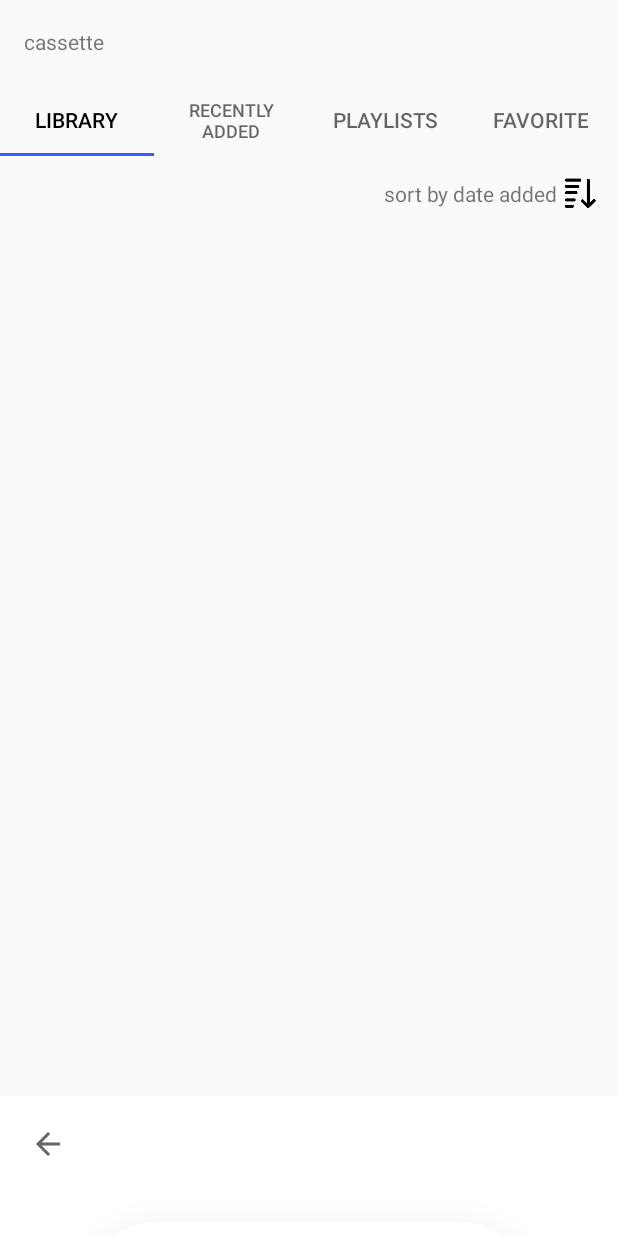
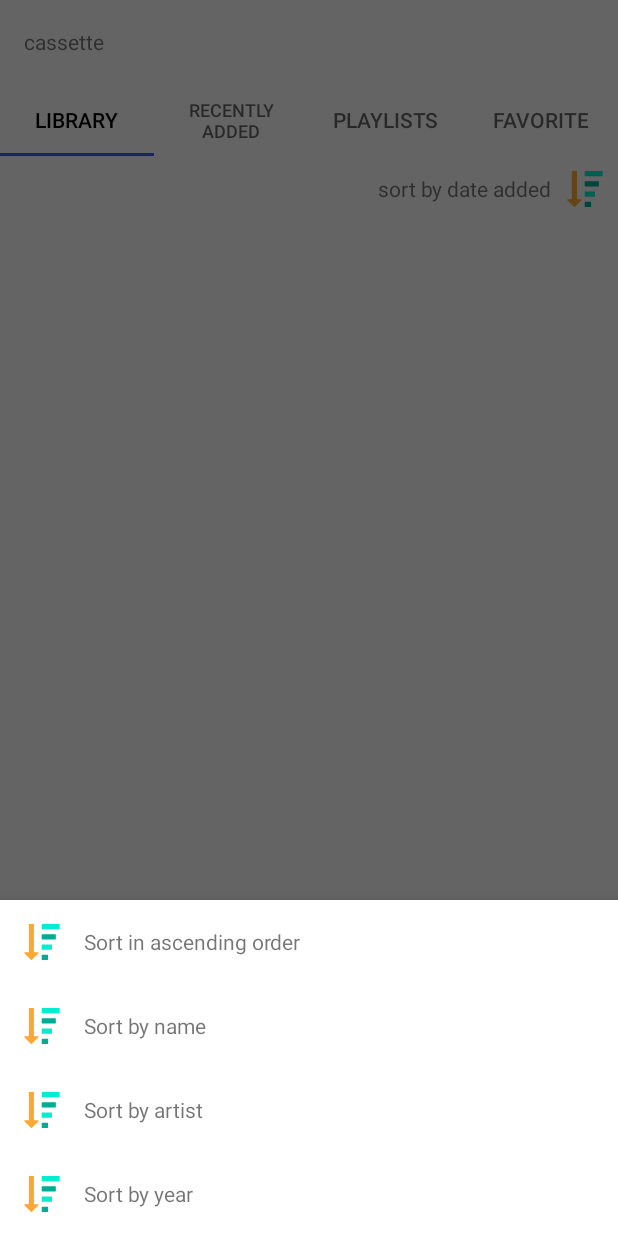
Before and after one commit to MahboubehSeyedpour/Kook-Player, an Android app: the screen it shows after launch (MainActivity), after a tap on an icon or button, on a phone screen of 412 x 824 dp. Run offline under Robolectric (Android 15) with nearby library versions, the phone set to English and light mode, and no system bars; 8 statements that could not run were skipped.

Commit message:
add a basic modal bottom sheet dialog

```diff
--- a/app/src/main/java/com/example/cassette/views/MainActivity.kt
+++ b/app/src/main/java/com/example/cassette/views/MainActivity.kt
@@ -9,6 +9,7 @@ import android.content.res.Resources
 import android.media.MediaPlayer
 import android.os.Bundle
 import android.os.Handler
+import android.view.View
 import android.widget.SeekBar
 import android.widget.SeekBar.OnSeekBarChangeListener
 import android.widget.Toast
@@ -24,9 +25,12 @@ import com.example.cassette.views.Fragments.Favorite
 import com.example.cassette.views.Fragments.Library
 import com.example.cassette.views.Fragments.Playlist
 import com.example.cassette.views.Fragments.RecentlyAdded
+import com.google.android.material.bottomsheet.BottomSheetBehavior
+import com.google.android.material.bottomsheet.BottomSheetDialog
 import com.google.android.material.tabs.TabLayoutMediator
 import kotlinx.android.synthetic.main.activity_main.*
 import kotlinx.android.synthetic.main.base.*
+import kotlinx.android.synthetic.main.modal_bottom_sheet.*
 import kotlinx.android.synthetic.main.player_remote.*
 
 
@@ -39,7 +43,7 @@ class MainActivity : AppCompatActivity(), LifecycleOwner {
         Manifest.permission.WRITE_EXTERNAL_STORAGE
     )
 
-
+    lateinit var bottomSheetBehaviour: BottomSheetBehavior<View>
     lateinit var mediaPlayer: MediaPlayer
     lateinit var currentMode: playerMode
 
@@ -99,7 +103,7 @@ class MainActivity : AppCompatActivity(), LifecycleOwner {
 
         // bottomsheet manager
         val playerPanel = PlayerPanel_bottomSheet()
-        playerPanel.setup(this,bottomSheet, baseContext)
+        playerPanel.setup(this, bottomSheet, baseContext)
 
         val mHandler = Handler()
         runOnUiThread(object : Runnable {
@@ -159,7 +163,42 @@ class MainActivity : AppCompatActivity(), LifecycleOwner {
 
 
         sort_iv.setOnClickListener {
-            sortByDateAdded()
+//            sortByDateAdded()
+            val bottomSheetDialog = BottomSheetDialog(this);
+            bottomSheetDialog.setContentView(R.layout.modal_bottom_sheet);
+            bottomSheetDialog.show()
+
+            bottomSheetDialog.ascendingOrder.setOnClickListener {
+                Toast.makeText(
+                    applicationContext,
+                    "${getResources().getString(R.string.first_item_modal_bottomsheet)} clicked",
+                    Toast.LENGTH_SHORT
+                ).show()
+            }
+
+            bottomSheetDialog.sortByName.setOnClickListener {
+                Toast.makeText(
+                    applicationContext,
+                    "${getResources().getString(R.string.second_item_modal_bottomsheet)} clicked",
+                    Toast.LENGTH_SHORT
+                ).show()
+            }
+
+            bottomSheetDialog.sortByArtist.setOnClickListener {
+                Toast.makeText(
+                    applicationContext,
+                    "${getResources().getString(R.string.third_item_modal_bottomsheet)} clicked",
+                    Toast.LENGTH_SHORT
+                ).show()
+            }
+
+            bottomSheetDialog.sortByYear.setOnClickListener {
+                Toast.makeText(
+                    applicationContext,
+                    "${getResources().getString(R.string.forth_item_modal_bottomsheet)} clicked",
+                    Toast.LENGTH_SHORT
+                ).show()
+            }
         }
 
         sort_tv.setOnClickListener {
--- /dev/null
+++ b/app/src/main/res/drawable/ic_sort_in_ascending_order.xml
@@ -0,0 +1,24 @@
+<vector xmlns:android="http://schemas.android.com/apk/res/android"
+    android:width="511.627dp"
+    android:height="511.627dp"
+    android:viewportWidth="511.627"
+    android:viewportHeight="511.627">
+  <path
+      android:fillColor="@color/blue_green_dark"
+      android:pathData="M333.584,438.536h-73.087c-2.666,0 -4.853,0.855 -6.567,2.573c-1.709,1.711 -2.568,3.901 -2.568,6.564v54.815c0,2.673 0.855,4.853 2.568,6.571c1.715,1.711 3.901,2.566 6.567,2.566h73.087c2.666,0 4.856,-0.855 6.563,-2.566c1.718,-1.719 2.563,-3.898 2.563,-6.571v-54.815c0,-2.663 -0.846,-4.854 -2.563,-6.564C338.44,439.392 336.25,438.536 333.584,438.536z"/>
+  <path
+      android:fillColor="#fea832"
+      android:pathData="M196.54,401.991h-54.817V9.136c0,-2.663 -0.854,-4.856 -2.568,-6.567C137.441,0.859 135.254,0 132.587,0H77.769c-2.663,0 -4.856,0.855 -6.567,2.568c-1.709,1.715 -2.568,3.905 -2.568,6.567v392.855H13.816c-4.184,0 -7.04,1.902 -8.564,5.708c-1.525,3.621 -0.855,6.95 1.997,9.996l91.361,91.365c2.094,1.707 4.281,2.562 6.567,2.562c2.474,0 4.665,-0.855 6.567,-2.562l91.076,-91.078c1.906,-2.279 2.856,-4.571 2.856,-6.844c0,-2.676 -0.859,-4.859 -2.568,-6.584C201.395,402.847 199.208,401.991 196.54,401.991z"/>
+  <path
+      android:fillColor="@color/blue_green_light"
+      android:pathData="M388.4,292.362H260.494c-2.666,0 -4.853,0.855 -6.567,2.566c-1.71,1.711 -2.568,3.901 -2.568,6.563v54.823c0,2.662 0.855,4.853 2.568,6.563c1.714,1.711 3.901,2.566 6.567,2.566H388.4c2.666,0 4.855,-0.855 6.563,-2.566c1.715,-1.711 2.573,-3.901 2.573,-6.563v-54.823c0,-2.662 -0.858,-4.853 -2.573,-6.563C393.256,293.218 391.066,292.362 388.4,292.362z"/>
+  <path
+      android:fillColor="@color/blue_green_light"
+      android:pathData="M504.604,2.568C502.889,0.859 500.702,0 498.036,0H260.497c-2.666,0 -4.853,0.855 -6.567,2.568c-1.709,1.715 -2.568,3.905 -2.568,6.567v54.818c0,2.666 0.855,4.853 2.568,6.567c1.715,1.709 3.901,2.568 6.567,2.568h237.539c2.666,0 4.853,-0.855 6.567,-2.568c1.711,-1.714 2.566,-3.901 2.566,-6.567V9.136C507.173,6.473 506.314,4.279 504.604,2.568z"/>
+  <path
+      android:fillColor="@color/blue_green_dark"
+      android:pathData="M443.22,146.181H260.494c-2.666,0 -4.853,0.855 -6.567,2.57c-1.71,1.713 -2.568,3.9 -2.568,6.567v54.816c0,2.667 0.855,4.854 2.568,6.567c1.714,1.711 3.901,2.57 6.567,2.57H443.22c2.663,0 4.853,-0.855 6.57,-2.57c1.708,-1.713 2.563,-3.9 2.563,-6.567v-54.816c0,-2.667 -0.855,-4.858 -2.563,-6.567C448.069,147.04 445.879,146.181 443.22,146.181z"/>
+</vector>
+
+<!--black - original color-->
+<!--    android:fillColor="#FF000000"-->
--- a/app/src/main/res/layout/base.xml
+++ b/app/src/main/res/layout/base.xml
@@ -33,9 +33,10 @@
 
         <ImageView
             android:id="@+id/sort_iv"
-            android:layout_width="30dp"
-            android:layout_height="30dp"
-            android:src="@mipmap/ic_sort_pic_foreground" />
+            android:layout_width="24dp"
+            android:layout_height="24dp"
+            android:layout_marginLeft="10dp"
+            android:src="@drawable/ic_sort_in_ascending_order"/>
     </LinearLayout>
 
 
--- /dev/null
+++ b/app/src/main/res/layout/modal_bottom_sheet.xml
@@ -0,0 +1,102 @@
+<?xml version="1.0" encoding="utf-8"?>
+<androidx.constraintlayout.widget.ConstraintLayout xmlns:android="http://schemas.android.com/apk/res/android"
+    android:layout_width="match_parent"
+    android:layout_height="wrap_content">
+
+    <LinearLayout xmlns:android="http://schemas.android.com/apk/res/android"
+        android:layout_width="match_parent"
+        android:layout_height="match_parent"
+        android:orientation="vertical">
+
+        <LinearLayout
+            android:id="@+id/ascendingOrder"
+            android:layout_width="match_parent"
+            android:layout_height="wrap_content"
+            android:background="?android:attr/selectableItemBackground"
+            android:orientation="horizontal"
+            android:padding="8dp">
+
+            <ImageView
+                android:layout_width="24dp"
+                android:layout_height="24dp"
+                android:layout_margin="8dp"
+                android:src="@drawable/ic_sort_in_ascending_order" />
+
+            <TextView
+                android:layout_width="wrap_content"
+                android:layout_height="wrap_content"
+                android:layout_gravity="center_vertical"
+                android:padding="8dp"
+                android:text="@string/first_item_modal_bottomsheet" />
+        </LinearLayout>
+
+        <LinearLayout
+            android:id="@+id/sortByName"
+            android:layout_width="match_parent"
+            android:layout_height="wrap_content"
+            android:background="?android:attr/selectableItemBackground"
+            android:orientation="horizontal"
+            android:padding="8dp">
+
+            <ImageView
+                android:layout_width="24dp"
+                android:layout_height="24dp"
+                android:layout_margin="8dp"
+                android:src="@drawable/ic_sort_in_ascending_order" />
+
+            <TextView
+                android:layout_width="wrap_content"
+                android:layout_height="wrap_content"
+                android:layout_gravity="center_vertical"
+                android:padding="8dp"
+                android:text="@string/second_item_modal_bottomsheet" />
+
+        </LinearLayout>
+
+        <LinearLayout
+            android:id="@+id/sortByArtist"
+            android:layout_width="match_parent"
+            android:layout_height="wrap_content"
+            android:background="?android:attr/selectableItemBackground"
+            android:orientation="horizontal"
+            android:padding="8dp">
+
+            <ImageView
+                android:layout_width="24dp"
+                android:layout_height="24dp"
+                android:layout_margin="8dp"
+                android:src="@drawable/ic_sort_in_ascending_order" />
+
+            <TextView
+                android:layout_width="wrap_content"
+                android:layout_height="wrap_content"
+                android:layout_gravity="center_vertical"
+                android:padding="8dp"
+                android:text="@string/third_item_modal_bottomsheet" />
+
+        </LinearLayout>
+
+        <LinearLayout
+            android:id="@+id/sortByYear"
+            android:layout_width="match_parent"
+            android:layout_height="wrap_content"
+            android:background="?android:attr/selectableItemBackground"
+            android:orientation="horizontal"
+            android:padding="8dp">
+
+            <ImageView
+                android:layout_width="24dp"
+                android:layout_height="24dp"
+                android:layout_margin="8dp"
+                android:src="@drawable/ic_sort_in_ascending_order" />
+
+            <TextView
+                android:layout_width="wrap_content"
+                android:layout_height="wrap_content"
+                android:layout_gravity="center_vertical"
+                android:padding="8dp"
+                android:text="@string/forth_item_modal_bottomsheet" />
+        </LinearLayout>
+    </LinearLayout>
+
+</androidx.constraintlayout.widget.ConstraintLayout>
--- a/app/src/main/res/values/colors.xml
+++ b/app/src/main/res/values/colors.xml
@@ -9,4 +9,6 @@
     <color name="white">#FFFFFFFF</color>
     <color name="blue_light">#3d5afe</color>
     <color name="blue_dark">#3f51b5</color>
+    <color name="blue_green_light">#00eed0</color>
+    <color name="blue_green_dark">#00ab94</color>
 </resources>
--- a/app/src/main/res/values/strings.xml
+++ b/app/src/main/res/values/strings.xml
@@ -17,4 +17,11 @@
     <string name="action_set_as_ringtone">Set as ringtone</string>
     <string name="action_delete_from_device">Delete from device</string>
 
+
+    <!--    modal bottom sheet items -->
+    <string name="first_item_modal_bottomsheet">Sort in ascending order</string>
+    <string name="second_item_modal_bottomsheet">Sort by name</string>
+    <string name="third_item_modal_bottomsheet">Sort by artist</string>
+    <string name="forth_item_modal_bottomsheet">Sort by year</string>
+
 </resources>
```
